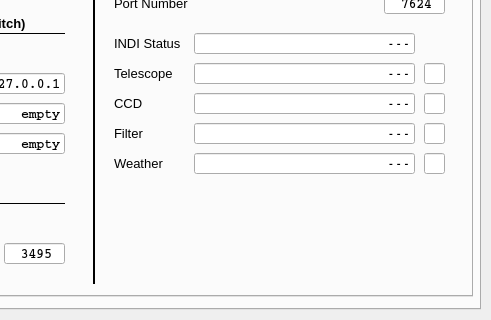
The window that mountwizzard/gui/wizzard_main_ui.ui (sayitfast/MountWizzard3) describes before a commit, drawn with Qt 5; both pictures show x 300 to 791 and y 321 to 641 of the 791 by 641 pixel window.
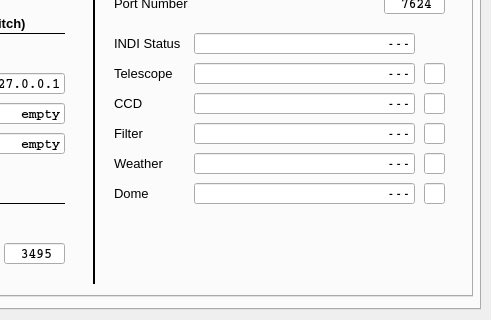
The same window after the commit. The open tabs and pages were chosen to show the change.

Commit message: update for INDi in environment and dome

What changed in the file:
```diff
--- a/mountwizzard/gui/wizzard_main_ui.ui
+++ b/mountwizzard/gui/wizzard_main_ui.ui
@@ -11233,6 +11233,108 @@
         <bool>false</bool>
        </property>
       </widget>
+      <widget class="QLabel" name="label_211">
+       <property name="geometry">
+        <rect>
+         <x>400</x>
+         <y>290</y>
+         <width>71</width>
+         <height>21</height>
+        </rect>
+       </property>
+       <property name="font">
+        <font>
+         <pointsize>10</pointsize>
+        </font>
+       </property>
+       <property name="text">
+        <string>Dome</string>
+       </property>
+      </widget>
+      <widget class="QLineEdit" name="le_INDIDome">
+       <property name="geometry">
+        <rect>
+         <x>480</x>
+         <y>290</y>
+         <width>221</width>
+         <height>21</height>
+        </rect>
+       </property>
+       <property name="font">
+        <font>
+         <family>Courier</family>
+         <pointsize>10</pointsize>
+         <weight>75</weight>
+         <bold>true</bold>
+        </font>
+       </property>
+       <property name="mouseTracking">
+        <bool>false</bool>
+       </property>
+       <property name="acceptDrops">
+        <bool>false</bool>
+       </property>
+       <property name="toolTip">
+        <string>&lt;html&gt;&lt;head/&gt;&lt;body&gt;&lt;p&gt;IP address of relay switch&lt;/p&gt;&lt;/body&gt;&lt;/html&gt;</string>
+       </property>
+       <property name="layoutDirection">
+        <enum>Qt::RightToLeft</enum>
+       </property>
+       <property name="text">
+        <string>---</string>
+       </property>
+       <property name="maxLength">
+        <number>15</number>
+       </property>
+       <property name="alignment">
+        <set>Qt::AlignRight|Qt::AlignTrailing|Qt::AlignVCenter</set>
+       </property>
+       <property name="readOnly">
+        <bool>false</bool>
+       </property>
+      </widget>
+      <widget class="QLineEdit" name="le_INDIStatusDome">
+       <property name="geometry">
+        <rect>
+         <x>710</x>
+         <y>290</y>
+         <width>21</width>
+         <height>21</height>
+        </rect>
+       </property>
+       <property name="font">
+        <font>
+         <family>Courier</family>
+         <pointsize>10</pointsize>
+         <weight>75</weight>
+         <bold>true</bold>
+        </font>
+       </property>
+       <property name="mouseTracking">
+        <bool>false</bool>
+       </property>
+       <property name="acceptDrops">
+        <bool>false</bool>
+       </property>
+       <property name="toolTip">
+        <string>&lt;html&gt;&lt;head/&gt;&lt;body&gt;&lt;p&gt;IP address of relay switch&lt;/p&gt;&lt;/body&gt;&lt;/html&gt;</string>
+       </property>
+       <property name="layoutDirection">
+        <enum>Qt::RightToLeft</enum>
+       </property>
+       <property name="text">
+        <string/>
+       </property>
+       <property name="maxLength">
+        <number>15</number>
+       </property>
+       <property name="alignment">
+        <set>Qt::AlignRight|Qt::AlignTrailing|Qt::AlignVCenter</set>
+       </property>
+       <property name="readOnly">
+        <bool>false</bool>
+       </property>
+      </widget>
      </widget>
      <widget class="QWidget" name="tab_7">
       <attribute name="title">
```
Left out of the diff: 4 changed lines with no effect on the pictures. The commit also changes 5 other files.
